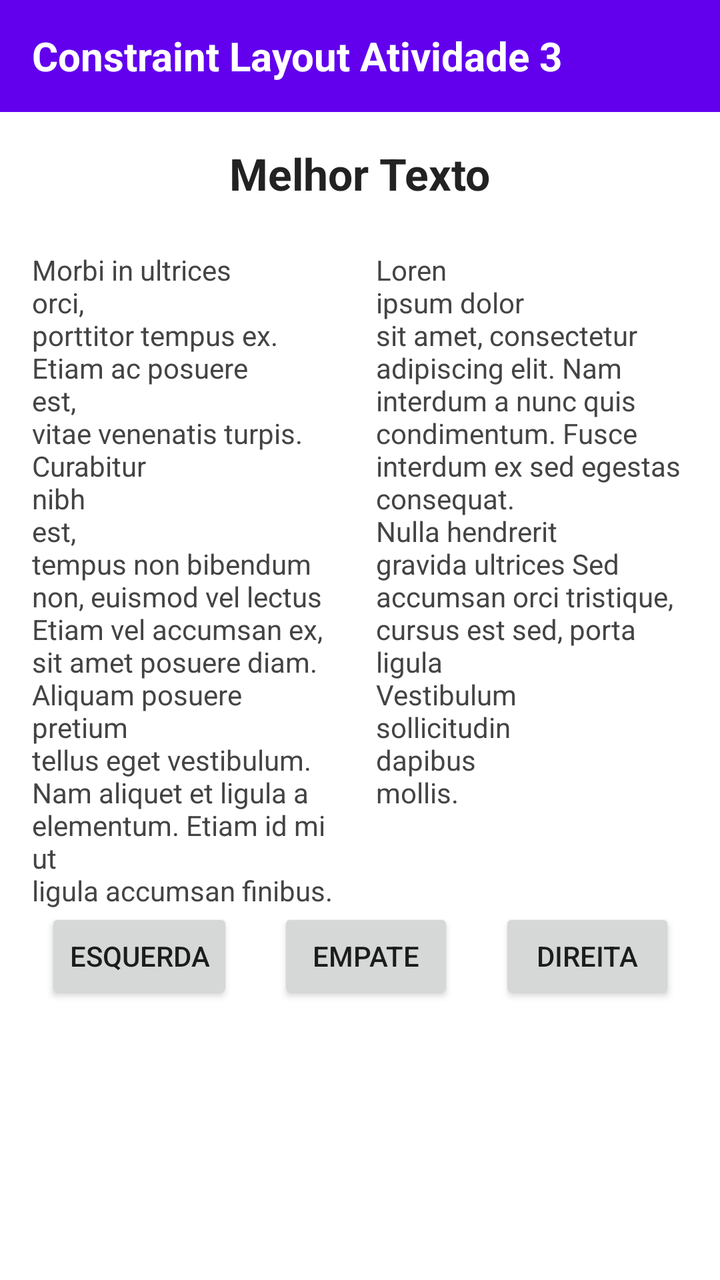
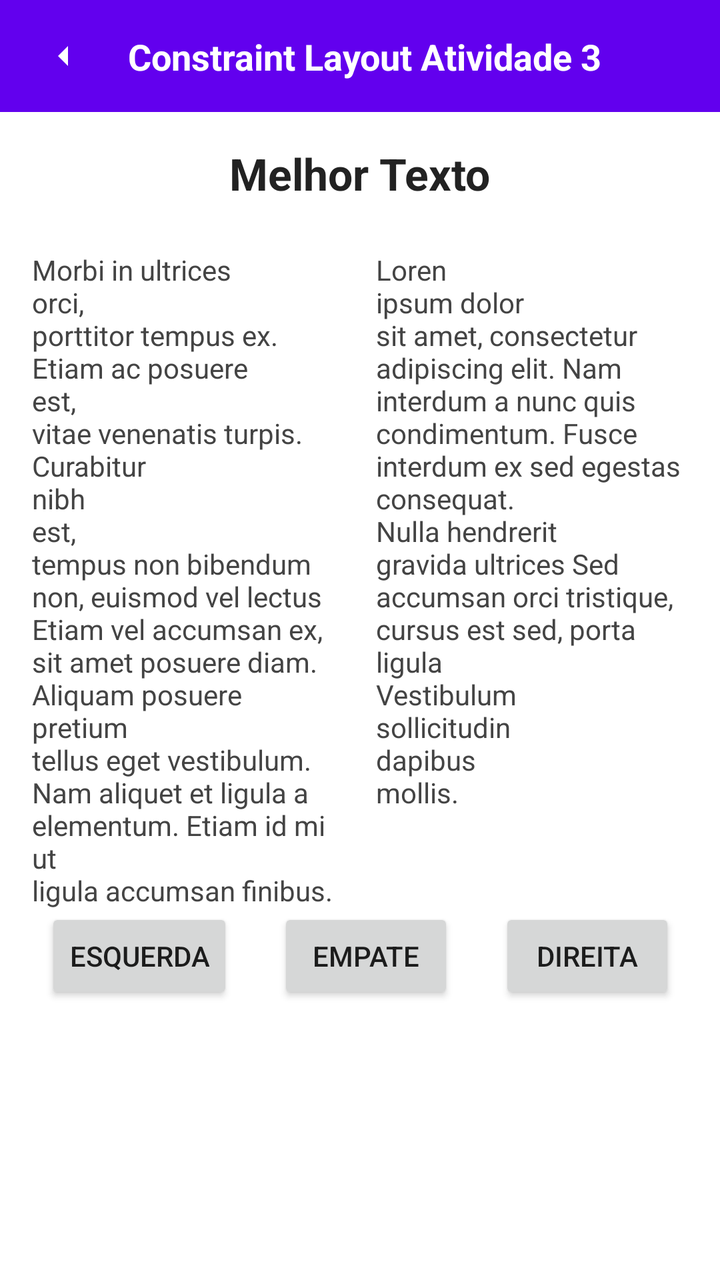

The first picture is an Android layout as it rendered before a commit; the second is the same layout after the commit. The layout source and the unified diff follow.
<!-- AndroidManifest.xml: application theme Theme.ConstraintLayout -->
<!-- res/layout/activity_concurso_textos.xml -->
<?xml version="1.0" encoding="utf-8"?>
<androidx.constraintlayout.widget.ConstraintLayout
    xmlns:android="http://schemas.android.com/apk/res/android"
    xmlns:app="http://schemas.android.com/apk/res-auto"
    xmlns:tools="http://tools.android.com/tools"
    android:layout_width="match_parent"
    android:layout_height="match_parent"
    android:background="#FFFFFF"
    tools:context=".ConcursoTextosActivity">

    <TextView
        android:id="@+id/txtHeaderConcurso"
        android:layout_width="0dp"
        android:layout_height="56dp"
        android:background="#6200EE"
        android:gravity="center_vertical"
        android:paddingStart="16dp"
        android:text="Constraint Layout Atividade 3"
        android:textColor="#FFFFFF"
        android:textSize="20sp"
        android:textStyle="bold"
        app:layout_constraintTop_toTopOf="parent"
        app:layout_constraintStart_toStartOf="parent"
        app:layout_constraintEnd_toEndOf="parent" />

    <TextView
        android:id="@+id/txtConcursoTitle"
        android:layout_width="wrap_content"
        android:layout_height="wrap_content"
        android:text="Melhor Texto"
        android:textSize="22sp"
        android:textStyle="bold"
        android:textColor="#222222"
        android:layout_marginTop="16dp"
        app:layout_constraintTop_toBottomOf="@id/txtHeaderConcurso"
        app:layout_constraintStart_toStartOf="parent"
        app:layout_constraintEnd_toEndOf="parent" />

    <TextView
        android:id="@+id/txtTextLeft"
        android:layout_width="0dp"
        android:layout_height="wrap_content"
        android:layout_marginTop="24dp"
        android:layout_marginStart="16dp"
        android:layout_marginEnd="8dp"
        android:text="Morbi in ultrices\norci,\nporttitor tempus ex.\nEtiam ac posuere\nest,\nvitae venenatis turpis.\nCurabitur\nnibh\nest,\ntempus non bibendum\nnon, euismod vel lectus\nEtiam vel accumsan ex,\nsit amet posuere diam.\nAliquam posuere pretium\ntellus eget vestibulum.\nNam aliquet et ligula a\nelementum. Etiam id mi ut\nligula accumsan finibus."
        android:textColor="#444444"
        android:textSize="14sp"
        app:layout_constraintTop_toBottomOf="@id/txtConcursoTitle"
        app:layout_constraintStart_toStartOf="parent"
        app:layout_constraintEnd_toStartOf="@id/txtTextRight" />

    <TextView
        android:id="@+id/txtTextRight"
        android:layout_width="0dp"
        android:layout_height="wrap_content"
        android:layout_marginStart="8dp"
        android:layout_marginEnd="16dp"
        android:text="Loren\nipsum dolor\nsit amet, consectetur\nadipiscing elit. Nam\ninterdum a nunc quis\ncondimentum. Fusce\ninterdum ex sed egestas\nconsequat.\nNulla hendrerit\ngravida ultrices Sed\naccumsan orci tristique,\ncursus est sed, porta\nligula\nVestibulum\nsollicitudin\ndapibus\nmollis."
        android:textColor="#444444"
        android:textSize="14sp"
        app:layout_constraintTop_toTopOf="@id/txtTextLeft"
        app:layout_constraintStart_toEndOf="@id/txtTextLeft"
        app:layout_constraintEnd_toEndOf="parent" />

    <androidx.constraintlayout.widget.Barrier
        android:id="@+id/barrierTexts"
        android:layout_width="wrap_content"
        android:layout_height="wrap_content"
        app:barrierDirection="bottom"
        app:constraint_referenced_ids="txtTextLeft,txtTextRight" />

    <Button
        android:id="@+id/btnEsquerda"
        android:layout_width="wrap_content"
        android:layout_height="wrap_content"
        android:text="ESQUERDA"
        android:layout_marginTop="32dp"
        app:layout_constraintTop_toBottomOf="@id/barrierTexts"
        app:layout_constraintStart_toStartOf="parent"
        app:layout_constraintEnd_toStartOf="@id/btnEmpate"
        app:layout_constraintHorizontal_chainStyle="spread" />

    <Button
        android:id="@+id/btnEmpate"
        android:layout_width="wrap_content"
        android:layout_height="wrap_content"
        android:text="EMPATE"
        app:layout_constraintTop_toTopOf="@id/btnEsquerda"
        app:layout_constraintStart_toEndOf="@id/btnEsquerda"
        app:layout_constraintEnd_toStartOf="@id/btnDireita" />

    <Button
        android:id="@+id/btnDireita"
        android:layout_width="wrap_content"
        android:layout_height="wrap_content"
        android:text="DIREITA"
        app:layout_constraintTop_toTopOf="@id/btnEsquerda"
        app:layout_constraintStart_toEndOf="@id/btnEmpate"
        app:layout_constraintEnd_toEndOf="parent" />

</androidx.constraintlayout.widget.ConstraintLayout>
<!-- resources referenced by this layout -->
<resources>
  <style name="Theme.ConstraintLayout" parent="Theme.MaterialComponents.DayNight.NoActionBar">
          <item name="colorPrimary">@color/purple_500</item>
          <item name="colorPrimaryVariant">@color/purple_700</item>
          <item name="colorOnPrimary">@color/white</item>
          <item name="colorSecondary">@color/teal_200</item>
          <item name="colorSecondaryVariant">@color/teal_700</item>
          <item name="colorOnSecondary">@color/black</item>
          <item name="android:statusBarColor">?attr/colorPrimaryVariant</item>
      </style>
  <color name="purple_500">#FF6200EE</color>
  <color name="purple_700">#FF3700B3</color>
  <color name="white">#FFFFFFFF</color>
  <color name="teal_200">#FF03DAC5</color>
  <color name="teal_700">#FF018786</color>
  <color name="black">#FF000000</color>
</resources>

<!-- the commit's change to res/layout/activity_concurso_textos.xml (unified diff, before → after) -->
@@ -8,20 +8,45 @@
     android:background="#FFFFFF"
     tools:context=".ConcursoTextosActivity">
 
-    <TextView
-        android:id="@+id/txtHeaderConcurso"
+    <androidx.constraintlayout.widget.ConstraintLayout
+        android:id="@+id/toolbarCustomConcurso"
         android:layout_width="0dp"
         android:layout_height="56dp"
         android:background="#6200EE"
-        android:gravity="center_vertical"
-        android:paddingStart="16dp"
-        android:text="Constraint Layout Atividade 3"
-        android:textColor="#FFFFFF"
-        android:textSize="20sp"
-        android:textStyle="bold"
         app:layout_constraintTop_toTopOf="parent"
         app:layout_constraintStart_toStartOf="parent"
-        app:layout_constraintEnd_toEndOf="parent" />
+        app:layout_constraintEnd_toEndOf="parent">
+
+        <ImageView
+            android:id="@+id/btnVoltarConcurso"
+            android:layout_width="48dp"
+            android:layout_height="48dp"
+            android:padding="12dp"
+            android:src="@drawable/ic_arrow_drop_down"
+            android:rotation="90"
+            android:clickable="true"
+            android:focusable="true"
+            android:background="?attr/selectableItemBackgroundBorderless"
+            app:layout_constraintTop_toTopOf="parent"
+            app:layout_constraintBottom_toBottomOf="parent"
+            app:layout_constraintStart_toStartOf="parent"
+            android:layout_marginStart="8dp"/>
+
+        <TextView
+            android:id="@+id/txtHeaderConcurso"
+            android:layout_width="0dp"
+            android:layout_height="wrap_content"
+            android:text="Constraint Layout Atividade 3"
+            android:textColor="#FFFFFF"
+            android:textSize="18sp"
+            android:textStyle="bold"
+            android:layout_marginStart="8dp"
+            app:layout_constraintTop_toTopOf="parent"
+            app:layout_constraintBottom_toBottomOf="parent"
+            app:layout_constraintStart_toEndOf="@id/btnVoltarConcurso"
+            app:layout_constraintEnd_toEndOf="parent" />
+
+    </androidx.constraintlayout.widget.ConstraintLayout>
 
     <TextView
         android:id="@+id/txtConcursoTitle"
@@ -32,7 +57,7 @@
         android:textStyle="bold"
         android:textColor="#222222"
         android:layout_marginTop="16dp"
-        app:layout_constraintTop_toBottomOf="@id/txtHeaderConcurso"
+        app:layout_constraintTop_toBottomOf="@id/toolbarCustomConcurso"
         app:layout_constraintStart_toStartOf="parent"
         app:layout_constraintEnd_toEndOf="parent" />
 
<!-- resource entries referenced after the edit -->
@@ -1,5 +1,15 @@
 <!-- resources referenced by this layout -->
 <resources>
+  <!-- drawable ic_arrow_drop_down (drawable) -->
+  <vector xmlns:android="http://schemas.android.com/apk/res/android"
+      android:width="24dp"
+      android:height="24dp"
+      android:viewportWidth="24"
+      android:viewportHeight="24">
+      <path
+          android:fillColor="#FFFFFFFF"
+          android:pathData="M7,10l5,5 5,-5z"/>
+  </vector>
   <style name="Theme.ConstraintLayout" parent="Theme.MaterialComponents.DayNight.NoActionBar">
           <item name="colorPrimary">@color/purple_500</item>
           <item name="colorPrimaryVariant">@color/purple_700</item>
